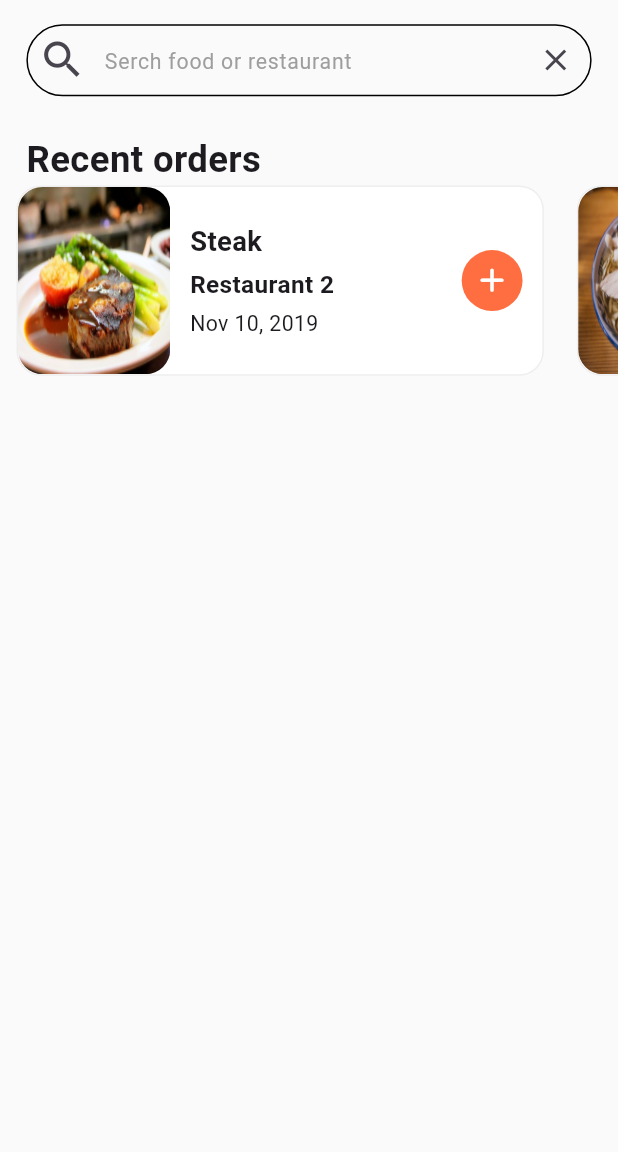
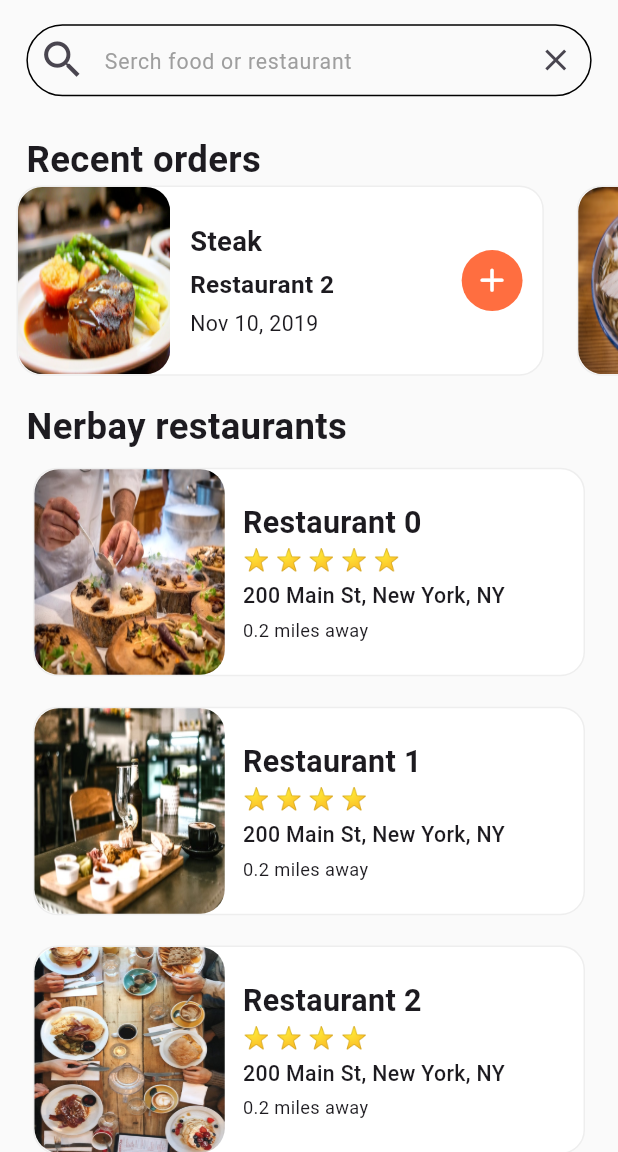
Before and after one commit to MohammedGhazaly/food_delivery_ui, a Flutter app: the screen it shows after launch, on a phone screen of 412 x 824 dp, the part 84-1236 px from its top. Run offline on Flutter 3.47's test engine with Material 3 defaults, Android fonts, the phone set to English and light mode, and no system bars; our stand-ins replace flutter_screenutil.

Commit message:
Added rating star and nearby restaurants section

```diff
--- a/lib/main.dart
+++ b/lib/main.dart
@@ -1,4 +1,5 @@
 import 'package:flutter/material.dart';
+import 'package:flutter_food_delivery_ui/test.dart';
 import 'package:flutter_food_delivery_ui/views/home/home_view.dart';
 import 'package:flutter_screenutil/flutter_screenutil.dart';
 
--- /dev/null
+++ b/lib/shared_widgets/rating_stars.dart
@@ -0,0 +1,19 @@
+import 'package:flutter/material.dart';
+import 'package:flutter_screenutil/flutter_screenutil.dart';
+
+class RatingStars extends StatelessWidget {
+  final int rating;
+  const RatingStars({super.key, required this.rating});
+
+  @override
+  Widget build(BuildContext context) {
+    String stars = "";
+    for (int i = 0; i < rating; i++) {
+      stars += "⭐ ";
+    }
+    return Text(
+      stars,
+      style: TextStyle(fontSize: 14.sp),
+    );
+  }
+}
--- a/lib/views/home/widgets/home_view_body.dart
+++ b/lib/views/home/widgets/home_view_body.dart
@@ -1,5 +1,9 @@
 import 'package:flutter/material.dart';
+import 'package:flutter_food_delivery_ui/data/restaurant_data.dart';
+import 'package:flutter_food_delivery_ui/shared_widgets/rating_stars.dart';
 import 'package:flutter_food_delivery_ui/views/home/widgets/custom_text_field.dart';
+import 'package:flutter_food_delivery_ui/views/home/widgets/nerby_restaurants.dart';
+import 'package:flutter_food_delivery_ui/views/home/widgets/nerby_restaurants_section.dart';
 import 'package:flutter_food_delivery_ui/views/home/widgets/recent_orders.dart';
 import 'package:flutter_screenutil/flutter_screenutil.dart';
 
@@ -20,7 +24,11 @@ class HomeViewBody extends StatelessWidget {
         SizedBox(
           height: 24.h,
         ),
-        RecentOrders()
+        RecentOrders(),
+        SizedBox(
+          height: 16.h,
+        ),
+        NerbayRestaurantsSection(),
       ],
     );
   }
--- /dev/null
+++ b/lib/views/home/widgets/nerby_restaurants.dart
@@ -0,0 +1,88 @@
+import 'package:flutter/material.dart';
+import 'package:flutter_food_delivery_ui/data/restaurant_data.dart';
+import 'package:flutter_food_delivery_ui/shared_widgets/rating_stars.dart';
+import 'package:flutter_screenutil/flutter_screenutil.dart';
+
+class NerbyRestaurants extends StatelessWidget {
+  const NerbyRestaurants({super.key});
+
+  @override
+  Widget build(BuildContext context) {
+    return Column(
+      children: restaurants.map((e) {
+        return Container(
+          margin: EdgeInsets.symmetric(horizontal: 20.w, vertical: 10.h),
+          decoration: BoxDecoration(
+            color: Colors.white,
+            borderRadius: BorderRadius.circular(16.r),
+            border: Border.all(
+              width: 1,
+              color: Colors.grey[200]!,
+            ),
+          ),
+          child: Row(
+            // crossAxisAlignment: CrossAxisAlignment.stretch,
+            // crossAxisAlignment: CrossAxisAlignment.stretch,
+            children: [
+              ClipRRect(
+                borderRadius: BorderRadius.circular(16.r),
+                child: Image.asset(
+                  e.imageUrl,
+                  width: 125.h,
+                  height: 135.h,
+                  fit: BoxFit.fill,
+                ),
+              ),
+              Expanded(
+                child: Container(
+                  margin: EdgeInsets.all(12),
+                  child: Column(
+                    crossAxisAlignment: CrossAxisAlignment.start,
+                    mainAxisAlignment: MainAxisAlignment.center,
+                    children: [
+                      Align(
+                        alignment: Alignment.topLeft,
+                        child: Text(
+                          e.name,
+                          maxLines: 1,
+                          style: TextStyle(
+                            fontSize: 20.sp,
+                            fontWeight: FontWeight.bold,
+                          ),
+                        ),
+                      ),
+                      RatingStars(rating: e.rating),
+                      SizedBox(
+                        height: 4.h,
+                      ),
+                      Text(
+                        e.address,
+                        maxLines: 1,
+                        overflow: TextOverflow.ellipsis,
+                        style: TextStyle(
+                          fontSize: 14.sp,
+                          fontWeight: FontWeight.w500,
+                        ),
+                      ),
+                      SizedBox(
+                        height: 4.h,
+                      ),
+                      Text(
+                        "0.2 miles away",
+                        maxLines: 1,
+                        overflow: TextOverflow.ellipsis,
+                        style: TextStyle(
+                          fontSize: 12.sp,
+                        ),
+                      )
+                    ],
+                  ),
+                ),
+              )
+            ],
+          ),
+        );
+      }).toList(),
+    );
+  }
+}
--- /dev/null
+++ b/lib/views/home/widgets/nerby_restaurants_section.dart
@@ -0,0 +1,29 @@
+import 'package:flutter/material.dart';
+import 'package:flutter_food_delivery_ui/views/home/widgets/nerby_restaurants.dart';
+import 'package:flutter_screenutil/flutter_screenutil.dart';
+
+class NerbayRestaurantsSection extends StatelessWidget {
+  const NerbayRestaurantsSection({
+    super.key,
+  });
+
+  @override
+  Widget build(BuildContext context) {
+    return Column(
+      crossAxisAlignment: CrossAxisAlignment.start,
+      children: [
+        Padding(
+          padding: EdgeInsets.symmetric(horizontal: 16.w),
+          child: Text(
+            "Nerbay restaurants",
+            style: TextStyle(
+              fontSize: 24.sp,
+              fontWeight: FontWeight.w600,
+            ),
+          ),
+        ),
+        NerbyRestaurants()
+      ],
+    );
+  }
+}
```
Also changed, not shown: lib/test.dart (added, +44 -0 lines).
